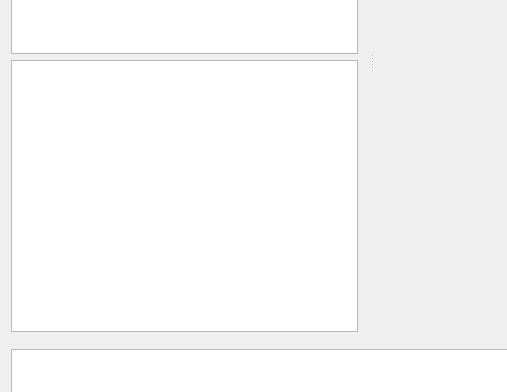
SUV-Olympiad/SUV-GCS, file ui/mainwidget.ui: the form before one commit; both pictures show x 0 to 507 and y 319 to 711 of the 1026 by 797 pixel window.
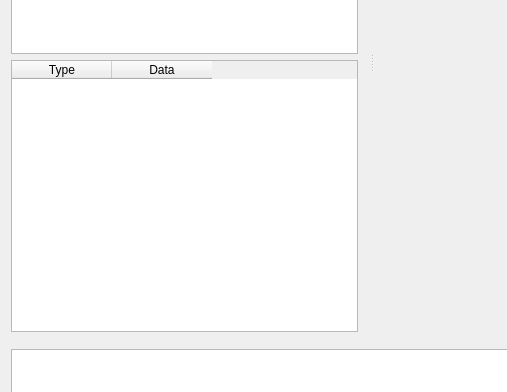
The form after the commit. Icons and pictures are not drawn. Custom widgets are drawn as their Qt base class.

Commit message: feat: vehicle information output function

What changed in the file:
```diff
--- a/ui/mainwidget.ui
+++ b/ui/mainwidget.ui
@@ -111,7 +111,18 @@
           <widget class="QListWidget" name="flightList"/>
          </item>
          <item>
-          <widget class="QTableWidget" name="flightInfo"/>
+          <widget class="QTableWidget" name="flightInfo">
+           <column>
+            <property name="text">
+             <string>Type</string>
+            </property>
+           </column>
+           <column>
+            <property name="text">
+             <string>Data</string>
+            </property>
+           </column>
+          </widget>
          </item>
         </layout>
        </widget>
```
The commit also changes 2 other files.
